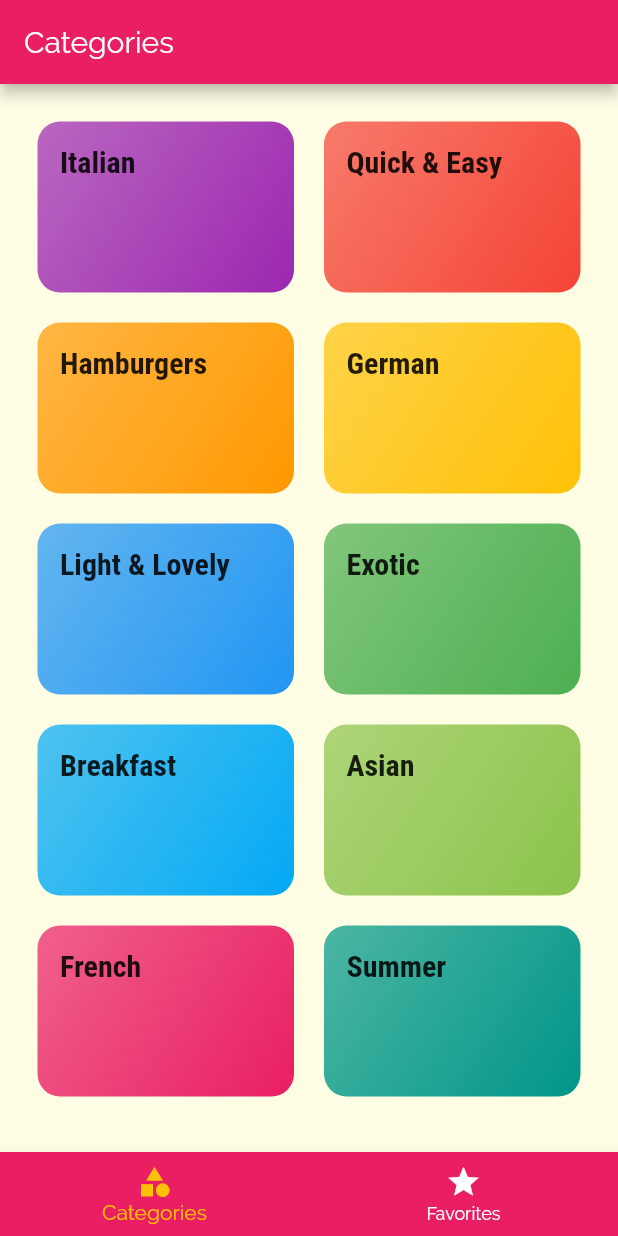
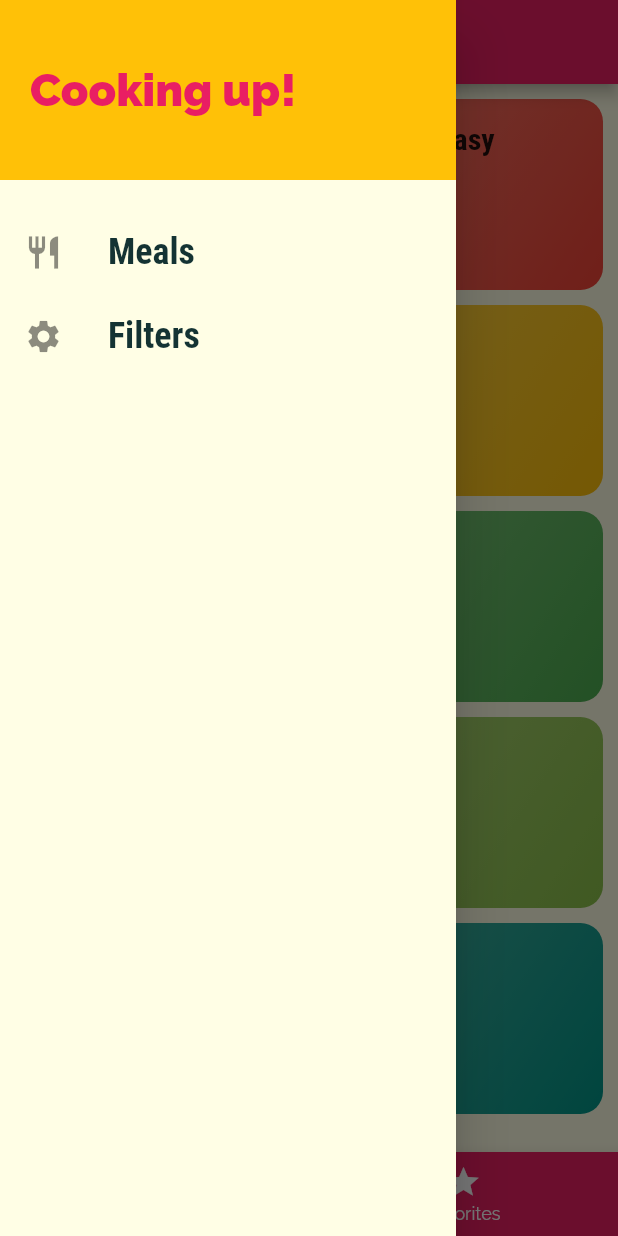
Before and after one commit to MilanDavid/flutter-meals, a Flutter app: the screen it shows after launch, with the side drawer open (before the commit the screen has no drawer), on a phone screen of 412 x 824 dp. Run offline on Flutter 3.47's test engine with Material 2 defaults, Android fonts, the phone set to English and light mode, and no system bars.

Commit message:
adding drawer, splash and icons

```diff
--- a/lib/screens/categories_screen.dart
+++ b/lib/screens/categories_screen.dart
@@ -6,7 +6,7 @@ class CategoriesScreen extends StatelessWidget {
   @override
   Widget build(BuildContext context) {
     return GridView(
-      padding: const EdgeInsets.all(25),
+      padding: const EdgeInsets.all(10),
       children: DUMMY_CATEGORIES
           .map((catData) => CategoryItem(
                 catData.id,
@@ -17,8 +17,8 @@ class CategoriesScreen extends StatelessWidget {
       gridDelegate: SliverGridDelegateWithMaxCrossAxisExtent(
         maxCrossAxisExtent: 200,
         childAspectRatio: 3 / 2,
-        crossAxisSpacing: 20,
-        mainAxisSpacing: 20,
+        crossAxisSpacing: 10,
+        mainAxisSpacing: 10,
       ),
     );
   }
--- a/lib/screens/tabs_screen.dart
+++ b/lib/screens/tabs_screen.dart
@@ -1,6 +1,7 @@
 import 'package:flutter/material.dart';
 import 'package:flutter_meals/screens/categories_screen.dart';
 import 'package:flutter_meals/screens/favorites_screen.dart';
+import 'package:flutter_meals/widgets/main_drawer.dart';
 
 class TabsScreen extends StatefulWidget {
   @override
@@ -26,6 +27,7 @@ class _TabsScreenState extends State<TabsScreen> {
       appBar: AppBar(
         title: Text(_pages[_selectedPageIndex]['title']),
       ),
+      drawer: MainDrawer(),
       body: _pages[_selectedPageIndex]['page'],
       bottomNavigationBar: BottomNavigationBar(
         onTap: _selectPage,
--- /dev/null
+++ b/lib/widgets/main_drawer.dart
@@ -0,0 +1,53 @@
+import 'package:flutter/material.dart';
+
+class MainDrawer extends StatelessWidget {
+  Widget buildListTile(String title, IconData icon) {
+    return ListTile(
+      leading: Icon(
+        icon,
+        size: 26,
+      ),
+      title: Text(
+        title,
+        style: TextStyle(
+          fontFamily: 'RobotoCondensed',
+          fontSize: 24,
+          fontWeight: FontWeight.bold,
+        ),
+      ),
+      onTap: () {
+        // ...
+      },
+    );
+  }
+
+  @override
+  Widget build(BuildContext context) {
+    return Drawer(
+      child: Column(
+        children: <Widget>[
+          Container(
+            height: 120,
+            width: double.infinity,
+            padding: EdgeInsets.all(20),
+            alignment: Alignment.centerLeft,
+            color: Theme.of(context).accentColor,
+            child: Text(
+              'Cooking up!',
+              style: TextStyle(
+                fontWeight: FontWeight.w900,
+                fontSize: 30,
+                color: Theme.of(context).primaryColor,
+              ),
+            ),
+          ),
+          SizedBox(
+            height: 20,
+          ),
+          buildListTile('Meals', Icons.restaurant),
+          buildListTile('Filters', Icons.settings),
+        ],
+      ),
+    );
+  }
+}
```
Also changed, not shown: pubspec.yaml (+7 -0 lines), dev_assets/burgericon.png (added), pubspec.lock, 29 other files.
